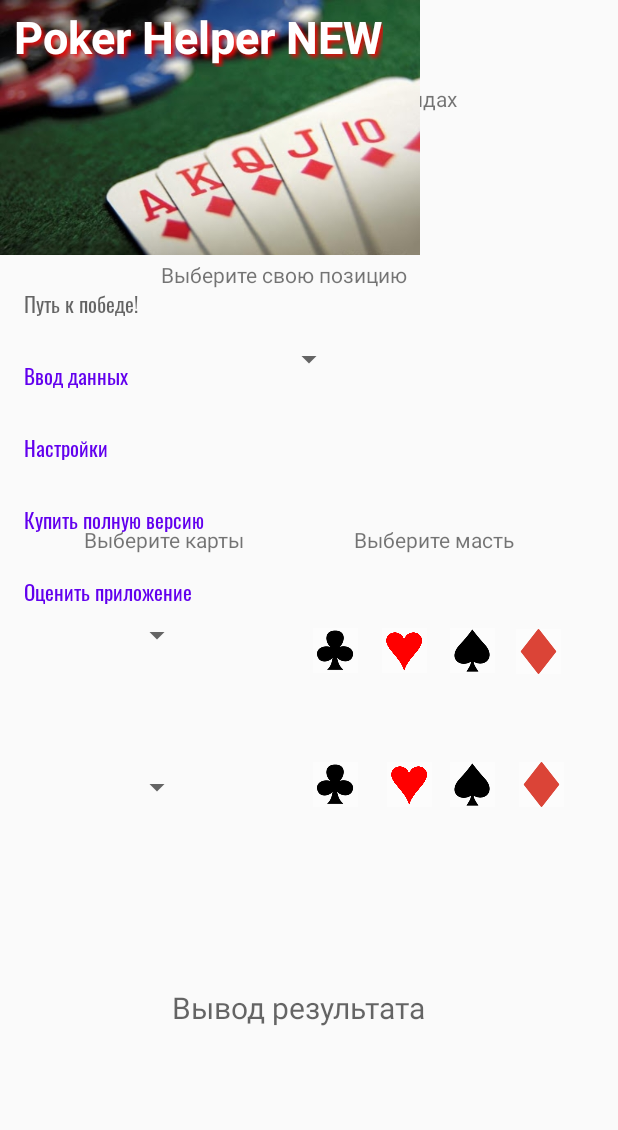
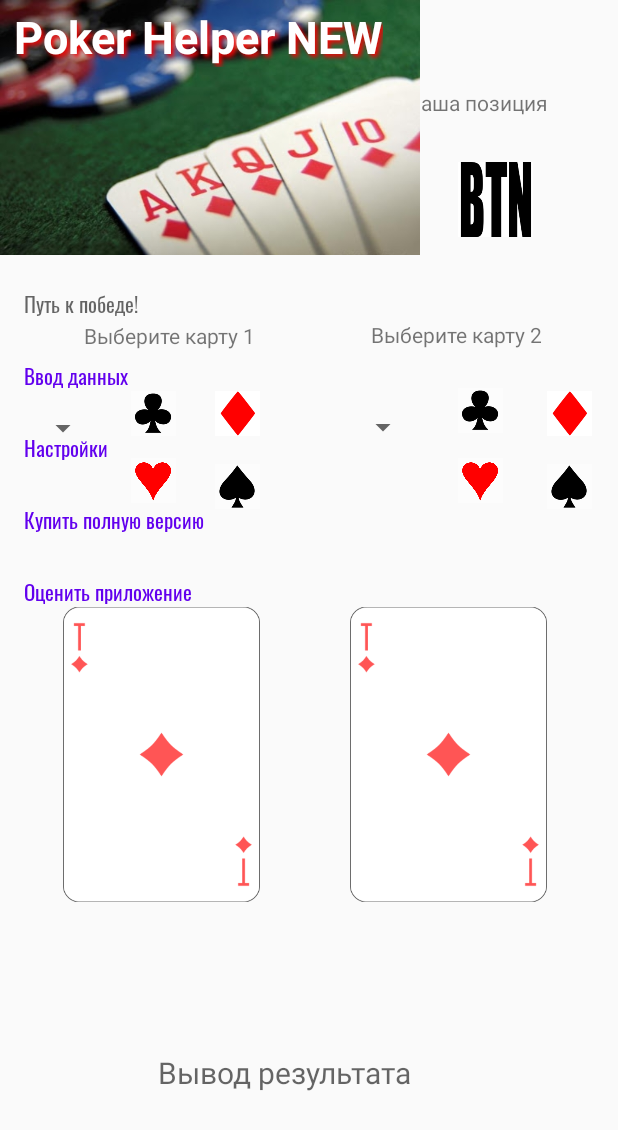
Before and after one commit to vovan55/poker_helper, an Android app: the screen it shows after launch (MainActivity), on a phone screen of 412 x 824 dp. Shown: the top 1130 px of the screen. Run offline under Robolectric (Android 15) with nearby library versions, the phone set to English and light mode, and no system bars; plain views replace FlowingDrawer, FlowingMenuLayout.

Commit message:
New main_content.xml

```diff
--- a/app/src/main/java/com/pokerhelper/thebest/MainActivity.java
+++ b/app/src/main/java/com/pokerhelper/thebest/MainActivity.java
@@ -31,35 +31,36 @@ public class MainActivity extends AppCompatActivity implements NavItemSelectedLi
     }
     public void onClickClubs(View view)
     {
+        Toast.makeText(this, "Зачем ты это нажал трефи?", Toast.LENGTH_SHORT).show();
 
     }
     public void onClickHearts(View view)
     {
-
+        Toast.makeText(this, "Зачем ты это нажал черви?", Toast.LENGTH_SHORT).show();
     }
     public void onClickDiamonds(View view)
     {
-
+        Toast.makeText(this, "Зачем ты это нажал бубны?", Toast.LENGTH_SHORT).show();
     }
     public void onClickSpades(View view)
     {
-
+        Toast.makeText(this, "Зачем ты это нажал пики?", Toast.LENGTH_SHORT).show();
     }
     public void onClickClubs2(View view)
     {
-
+        Toast.makeText(this, "Зачем ты это нажал трефи?", Toast.LENGTH_SHORT).show();
     }
     public void onClickHearts2(View view)
     {
-
+        Toast.makeText(this, "Зачем ты это нажал черви?", Toast.LENGTH_SHORT).show();
     }
     public void onClickDiamonds2(View view)
     {
-
+        Toast.makeText(this, "Зачем ты это нажал бубны?", Toast.LENGTH_SHORT).show();
     }
     public void onClickSpades2(View view)
     {
-
+        Toast.makeText(this, "Зачем ты это нажал пики?", Toast.LENGTH_SHORT).show();
     }
 
 
--- a/app/src/main/res/layout/main_content.xml
+++ b/app/src/main/res/layout/main_content.xml
@@ -6,101 +6,117 @@
     android:layout_height="match_parent">
 
     <ImageButton
-        android:id="@+id/iBtnClubs2"
+        android:id="@+id/iBtnHearts2"
         android:layout_width="30dp"
         android:layout_height="30dp"
-        android:layout_marginStart="188dp"
-        android:layout_marginEnd="10dp"
         android:background="@android:drawable/screen_background_light_transparent"
-        android:onClick="onClickClubs2"
+        android:onClick="onClickHearts2"
         android:scaleType="centerInside"
         app:layout_constraintBottom_toBottomOf="parent"
-        app:layout_constraintEnd_toStartOf="@+id/iBtnHearts2"
-        app:layout_constraintHorizontal_bias="0.689"
+        app:layout_constraintEnd_toEndOf="parent"
+        app:layout_constraintHorizontal_bias="0.8"
         app:layout_constraintStart_toStartOf="parent"
-        app:layout_constraintTop_toTopOf="parent"
-        app:layout_constraintVertical_bias="0.64"
-        app:srcCompat="@drawable/clubs" />
+        app:layout_constraintTop_toBottomOf="@+id/iBtnClubs2"
+        app:layout_constraintVertical_bias="0.033"
+        app:srcCompat="@drawable/hearts" />
 
     <ImageButton
         android:id="@+id/iBtnDiamonds2"
         android:layout_width="30dp"
         android:layout_height="30dp"
-        android:layout_marginEnd="36dp"
         android:background="@android:drawable/screen_background_light_transparent"
         android:onClick="onClickDiamonds2"
         android:scaleType="centerInside"
         app:layout_constraintBottom_toBottomOf="parent"
         app:layout_constraintEnd_toEndOf="parent"
+        app:layout_constraintHorizontal_bias="0.955"
+        app:layout_constraintStart_toStartOf="parent"
         app:layout_constraintTop_toTopOf="parent"
-        app:layout_constraintVertical_bias="0.64"
+        app:layout_constraintVertical_bias="0.328"
         app:srcCompat="@drawable/diamond" />
 
     <ImageButton
         android:id="@+id/iBtnSpades2"
         android:layout_width="30dp"
         android:layout_height="30dp"
-        android:layout_marginEnd="16dp"
         android:background="@android:drawable/screen_background_light_transparent"
         android:onClick="onClickSpades2"
         android:scaleType="centerInside"
         app:layout_constraintBottom_toBottomOf="parent"
-        app:layout_constraintEnd_toStartOf="@+id/iBtnDiamonds2"
+        app:layout_constraintEnd_toEndOf="parent"
+        app:layout_constraintHorizontal_bias="0.955"
+        app:layout_constraintStart_toStartOf="parent"
         app:layout_constraintTop_toTopOf="parent"
-        app:layout_constraintVertical_bias="0.64"
+        app:layout_constraintVertical_bias="0.39"
         app:srcCompat="@drawable/spades" />
 
     <ImageButton
-        android:id="@+id/iBtnHearts2"
+        android:id="@+id/iBtnClubs2"
         android:layout_width="30dp"
         android:layout_height="30dp"
-        android:layout_marginEnd="12dp"
         android:background="@android:drawable/screen_background_light_transparent"
-        android:onClick="onClickHearts2"
+        android:onClick="onClickClubs2"
         android:scaleType="centerInside"
         app:layout_constraintBottom_toBottomOf="parent"
-        app:layout_constraintEnd_toStartOf="@+id/iBtnSpades2"
+        app:layout_constraintEnd_toEndOf="parent"
+        app:layout_constraintHorizontal_bias="0.8"
+        app:layout_constraintStart_toStartOf="parent"
         app:layout_constraintTop_toTopOf="parent"
-        app:layout_constraintVertical_bias="0.64"
-        app:srcCompat="@drawable/hearts" />
+        app:layout_constraintVertical_bias="0.326"
+        app:srcCompat="@drawable/clubs" />
+
+    <ImageButton
+        android:id="@+id/iBtnSpades"
+        android:layout_width="30dp"
+        android:layout_height="30dp"
+        android:background="@android:drawable/screen_background_light_transparent"
+        android:onClick="onClickSpades"
+        android:scaleType="centerInside"
+        app:layout_constraintBottom_toBottomOf="parent"
+        app:layout_constraintEnd_toEndOf="parent"
+        app:layout_constraintHorizontal_bias="0.375"
+        app:layout_constraintStart_toStartOf="parent"
+        app:layout_constraintTop_toTopOf="parent"
+        app:layout_constraintVertical_bias="0.39"
+        app:srcCompat="@drawable/spades" />
 
     <Spinner
         android:id="@+id/spCard2"
         android:layout_width="50dp"
-        android:layout_height="70dp"
+        android:layout_height="50dp"
         android:spinnerMode="dropdown"
         app:layout_constraintBottom_toBottomOf="parent"
         app:layout_constraintEnd_toEndOf="parent"
-        app:layout_constraintHorizontal_bias="0.218"
+        app:layout_constraintHorizontal_bias="0.634"
         app:layout_constraintStart_toStartOf="parent"
         app:layout_constraintTop_toTopOf="parent"
-        app:layout_constraintVertical_bias="0.65" />
+        app:layout_constraintVertical_bias="0.336" />
+
+    <Spinner
+        android:id="@+id/spCard1"
+        android:layout_width="50dp"
+        android:layout_height="50dp"
+        android:spinnerMode="dropdown"
+        app:layout_constraintBottom_toBottomOf="parent"
+        app:layout_constraintEnd_toEndOf="parent"
+        app:layout_constraintHorizontal_bias="0.044"
+        app:layout_constraintStart_toStartOf="parent"
+        app:layout_constraintTop_toTopOf="parent"
+        app:layout_constraintVertical_bias="0.337" />
 
     <Spinner
         android:id="@+id/spBB"
         android:layout_width="50dp"
         android:layout_height="50dp"
+        android:layout_marginStart="16dp"
         android:layout_marginTop="16dp"
         android:spinnerMode="dropdown"
         app:layout_constraintBottom_toBottomOf="parent"
         app:layout_constraintEnd_toEndOf="parent"
-        app:layout_constraintHorizontal_bias="0.497"
+        app:layout_constraintHorizontal_bias="0.0"
         app:layout_constraintStart_toStartOf="parent"
         app:layout_constraintTop_toBottomOf="@+id/tvEnterBB"
-        app:layout_constraintVertical_bias="0.0" />
-
-    <Spinner
-        android:id="@+id/spCard1"
-        android:layout_width="50dp"
-        android:layout_height="70dp"
-        android:layout_marginTop="8dp"
-        android:spinnerMode="dropdown"
-        app:layout_constraintBottom_toBottomOf="parent"
-        app:layout_constraintEnd_toEndOf="parent"
-        app:layout_constraintHorizontal_bias="0.218"
-        app:layout_constraintStart_toStartOf="parent"
-        app:layout_constraintTop_toBottomOf="@+id/tvCard1"
-        app:layout_constraintVertical_bias="0.03" />
+        app:layout_constraintVertical_bias="0.001" />
 
     <Spinner
         android:id="@+id/spPosition"
@@ -110,10 +126,10 @@
         android:spinnerMode="dropdown"
         app:layout_constraintBottom_toBottomOf="parent"
         app:layout_constraintEnd_toEndOf="parent"
-        app:layout_constraintHorizontal_bias="0.497"
+        app:layout_constraintHorizontal_bias="0.634"
         app:layout_constraintStart_toStartOf="parent"
         app:layout_constraintTop_toBottomOf="@+id/tvPosition"
-        app:layout_constraintVertical_bias="0.024" />
+        app:layout_constraintVertical_bias="0.014" />
 
     <TextView
         android:id="@+id/tvResult"
@@ -123,120 +139,156 @@
         android:textSize="20sp"
         app:layout_constraintBottom_toBottomOf="parent"
         app:layout_constraintEnd_toEndOf="parent"
-        app:layout_constraintHorizontal_bias="0.54"
+        app:layout_constraintHorizontal_bias="0.497"
         app:layout_constraintStart_toStartOf="parent"
         app:layout_constraintTop_toTopOf="parent"
-        app:layout_constraintVertical_bias="0.826" />
+        app:layout_constraintVertical_bias="0.88" />
 
     <TextView
         android:id="@+id/tvEnterBB"
         android:layout_width="wrap_content"
         android:layout_height="wrap_content"
-        android:layout_marginTop="56dp"
+        android:layout_marginStart="16dp"
         android:text="@string/enterBB"
+        app:layout_constraintBottom_toBottomOf="parent"
         app:layout_constraintEnd_toEndOf="parent"
+        app:layout_constraintHorizontal_bias="0.147"
         app:layout_constraintStart_toStartOf="parent"
-        app:layout_constraintTop_toTopOf="parent" />
+        app:layout_constraintTop_toTopOf="parent"
+        app:layout_constraintVertical_bias="0.073" />
 
     <TextView
         android:id="@+id/tvPosition"
-        android:layout_width="0dp"
+        android:layout_width="wrap_content"
         android:layout_height="wrap_content"
-        android:layout_marginTop="32dp"
+        android:layout_marginEnd="16dp"
         android:text="@string/enter_position"
-        app:layout_constraintEnd_toEndOf="@+id/tvEnterBB"
-        app:layout_constraintHorizontal_bias="1.0"
-        app:layout_constraintStart_toStartOf="@+id/tvEnterBB"
-        app:layout_constraintTop_toBottomOf="@+id/spBB" />
+        app:layout_constraintBottom_toBottomOf="parent"
+        app:layout_constraintEnd_toEndOf="parent"
+        app:layout_constraintHorizontal_bias="0.899"
+        app:layout_constraintStart_toStartOf="parent"
+        app:layout_constraintTop_toTopOf="parent"
+        app:layout_constraintVertical_bias="0.073" />
 
     <TextView
-        android:id="@+id/tvCard1"
+        android:id="@+id/textCard1"
         android:layout_width="120dp"
         android:layout_height="wrap_content"
         android:layout_marginStart="56dp"
-        android:text="@string/enter_cards"
+        android:text="@string/enter_card_1"
         app:layout_constraintBottom_toBottomOf="parent"
-        app:layout_constraintEnd_toStartOf="@+id/tvSuit1"
+        app:layout_constraintEnd_toStartOf="@+id/textSuit1"
         app:layout_constraintHorizontal_bias="0.0"
         app:layout_constraintStart_toStartOf="parent"
         app:layout_constraintTop_toTopOf="parent"
-        app:layout_constraintVertical_bias="0.435" />
+        app:layout_constraintVertical_bias="0.266" />
 
     <TextView
-        android:id="@+id/tvSuit1"
+        android:id="@+id/textSuit1"
         android:layout_width="120dp"
         android:layout_height="wrap_content"
-        android:layout_marginEnd="56dp"
-        android:text="@string/enter_cards_suit"
+        android:text="@string/enter_card_2"
         app:layout_constraintBottom_toBottomOf="parent"
         app:layout_constraintEnd_toEndOf="parent"
+        app:layout_constraintHorizontal_bias="0.848"
+        app:layout_constraintStart_toStartOf="parent"
         app:layout_constraintTop_toTopOf="parent"
-        app:layout_constraintVertical_bias="0.435" />
+        app:layout_constraintVertical_bias="0.265" />
 
     <ImageButton
         android:id="@+id/iBtnClubs"
         android:layout_width="30dp"
         android:layout_height="30dp"
-        android:layout_marginEnd="10dp"
         android:background="@android:drawable/screen_background_light_transparent"
         android:onClick="onClickClubs"
         android:scaleType="centerInside"
         app:layout_constraintBottom_toBottomOf="parent"
-        app:layout_constraintEnd_toStartOf="@+id/iBtnHearts"
-        app:layout_constraintHorizontal_bias="0.972"
+        app:layout_constraintEnd_toEndOf="parent"
+        app:layout_constraintHorizontal_bias="0.228"
         app:layout_constraintStart_toStartOf="parent"
         app:layout_constraintTop_toTopOf="parent"
-        app:layout_constraintVertical_bias="0.527"
+        app:layout_constraintVertical_bias="0.328"
         app:srcCompat="@drawable/clubs" />
+
+    <ImageButton
+        android:id="@+id/iBtnDiamonds"
+        android:layout_width="30dp"
+        android:layout_height="30dp"
+        android:background="@android:drawable/screen_background_light_transparent"
+        android:onClick="onClickDiamonds"
+        android:scaleType="centerInside"
+        app:layout_constraintBottom_toBottomOf="parent"
+        app:layout_constraintEnd_toEndOf="parent"
+        app:layout_constraintHorizontal_bias="0.375"
+        app:layout_constraintStart_toStartOf="parent"
+        app:layout_constraintTop_toTopOf="parent"
+        app:layout_constraintVertical_bias="0.328"
+        app:srcCompat="@drawable/diamond" />
 
     <ImageButton
         android:id="@+id/iBtnHearts"
         android:layout_width="30dp"
         android:layout_height="30dp"
-        android:layout_marginStart="8dp"
-        android:layout_marginEnd="10dp"
+        android:layout_marginTop="8dp"
         android:background="@android:drawable/screen_background_light_transparent"
         android:onClick="onClickHearts"
         android:scaleType="centerInside"
         app:layout_constraintBottom_toBottomOf="parent"
-        app:layout_constraintEnd_toStartOf="@+id/iBtnSpades"
-        app:layout_constraintHorizontal_bias="0.98"
+        app:layout_constraintEnd_toEndOf="parent"
+        app:layout_constraintHorizontal_bias="0.228"
+        app:layout_constraintStart_toStartOf="parent"
+        app:layout_constraintTop_toBottomOf="@+id/iBtnClubs"
+        app:layout_constraintVertical_bias="0.013"
+        app:srcCompat="@drawable/hearts" />
+
+    <ImageView
+        android:id="@+id/tvBB"
+        android:layout_width="50dp"
+        android:layout_height="70dp"
+        app:layout_constraintBottom_toBottomOf="parent"
+        app:layout_constraintEnd_toEndOf="parent"
+        app:layout_constraintHorizontal_bias="0.24"
         app:layout_constraintStart_toStartOf="parent"
         app:layout_constraintTop_toTopOf="parent"
-        app:layout_constraintVertical_bias="0.527"
-        app:srcCompat="@drawable/hearts" />
+        app:layout_constraintVertical_bias="0.13"
+        app:srcCompat="@drawable/bb" />
 
-    <ImageButton
-        android:id="@+id/iBtnDiamonds"
-        android:layout_width="30dp"
-        android:layout_height="30dp"
-        android:layout_marginStart="8dp"
-        android:layout_marginEnd="8dp"
-        android:background="@android:drawable/screen_background_light_transparent"
-        android:onClick="onClickDiamonds"
-        android:scaleType="centerInside"
+    <ImageView
+        android:id="@+id/tvPos"
+        android:layout_width="50dp"
+        android:layout_height="70dp"
         app:layout_constraintBottom_toBottomOf="parent"
         app:layout_constraintEnd_toEndOf="parent"
-        app:layout_constraintHorizontal_bias="0.918"
+        app:layout_constraintHorizontal_bias="0.844"
         app:layout_constraintStart_toStartOf="parent"
         app:layout_constraintTop_toTopOf="parent"
-        app:layout_constraintVertical_bias="0.528"
-        app:srcCompat="@drawable/diamond" />
+        app:layout_constraintVertical_bias="0.13"
+        app:srcCompat="@drawable/btn" />
 
-    <ImageButton
-        android:id="@+id/iBtnSpades"
-        android:layout_width="30dp"
-        android:layout_height="30dp"
-        android:layout_marginStart="8dp"
-        android:layout_marginEnd="10dp"
-        android:background="@android:drawable/screen_background_light_transparent"
-        android:onClick="onClickSpades"
-        android:scaleType="centerInside"
+    <ImageView
+        android:id="@+id/tvCard1"
+        android:layout_width="131dp"
+        android:layout_height="210dp"
+        android:layout_marginStart="16dp"
         app:layout_constraintBottom_toBottomOf="parent"
-        app:layout_constraintEnd_toStartOf="@+id/iBtnDiamonds"
-        app:layout_constraintHorizontal_bias="0.986"
+        app:layout_constraintEnd_toEndOf="parent"
+        app:layout_constraintHorizontal_bias="0.098"
         app:layout_constraintStart_toStartOf="parent"
         app:layout_constraintTop_toTopOf="parent"
-        app:layout_constraintVertical_bias="0.527"
-        app:srcCompat="@drawable/spades" />
+        app:layout_constraintVertical_bias="0.648"
+        app:srcCompat="@drawable/ace_of_diamonds" />
+
+    <ImageView
+        android:id="@+id/tvCard2"
+        android:layout_width="131dp"
+        android:layout_height="210dp"
+        android:layout_marginEnd="16dp"
+        app:layout_constraintBottom_toBottomOf="parent"
+        app:layout_constraintEnd_toEndOf="parent"
+        app:layout_constraintHorizontal_bias="0.882"
+        app:layout_constraintStart_toStartOf="parent"
+        app:layout_constraintTop_toTopOf="parent"
+        app:layout_constraintVertical_bias="0.648"
+        app:srcCompat="@drawable/ace_of_diamonds" />
+
 </androidx.constraintlayout.widget.ConstraintLayout>
--- a/app/src/main/res/values/strings.xml
+++ b/app/src/main/res/values/strings.xml
@@ -5,10 +5,10 @@
     <string name="value_app">Оценить приложение</string>
     <string name="buy_PRO">Купить полную версию</string>
     <string name="settings">Настройки</string>
-    <string name="enterBB">Введите свой стэк в блаиндах</string>
-    <string name="enter_position">Выберите свою позицию</string>
-    <string name="enter_cards">Выберите карты</string>
-    <string name="enter_cards_suit">Выберите масть</string>
+    <string name="enterBB">Ваш стэк в ББ</string>
+    <string name="enter_position">Ваша позиция</string>
+    <string name="enter_card_1">Выберите карту 1</string>
+    <string name="enter_card_2">Выберите карту 2</string>
     <string name="tvResult">Вывод результата</string>
     <string name="way_to_win">Путь к победе!</string>
 </resources>
```
Also changed, not shown: app/src/main/res/drawable/ace_of_diamonds.png (added), app/src/main/res/drawable/bb.png (added), app/src/main/res/drawable/btn.png (added), app/src/main/res/drawable/diamond.png, app/src/main/res/drawable/diamond_pressed.png.
